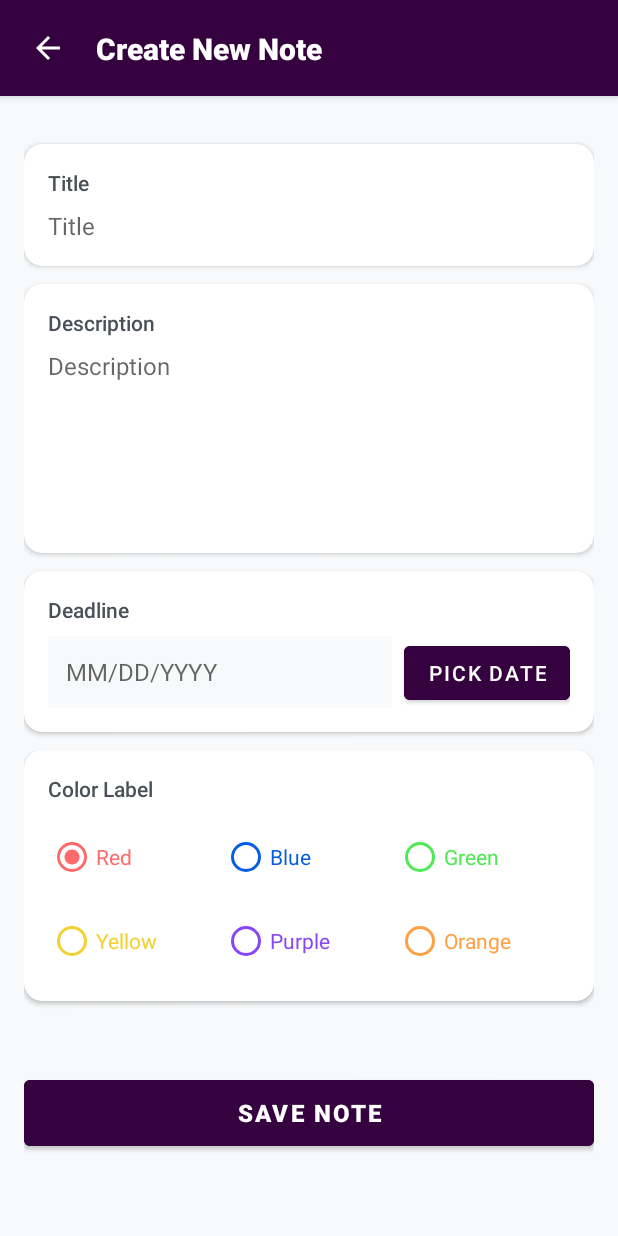
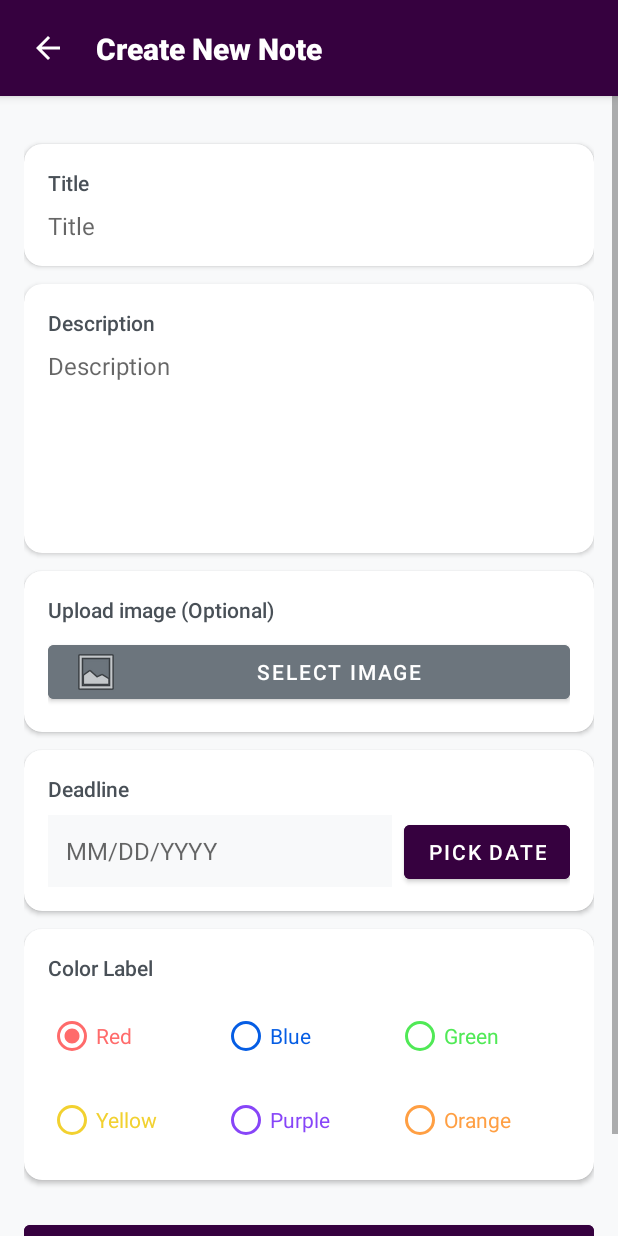
Before and after one commit to shekinamw/To-Do-Mobile-App, an Android app built with Jetpack Compose: the NewTask screen opened directly, with no data from a screen before it, on a phone screen of 412 x 824 dp. Run offline under Robolectric (Android 15) with nearby library versions, the phone set to English and light mode, and no system bars; 1 statement that could not run was skipped.

Commit message:
UI Updates: activity_new_task.xml : added upload image button, selected image preview. To DO: save image in the database when the user clicks on save note
task_item.xml: added a trashcan icon for deleting images; added image preview (hidden if no image, to be implemented)

```diff
--- a/app/src/main/res/layout/activity_new_task.xml
+++ b/app/src/main/res/layout/activity_new_task.xml
@@ -145,6 +145,69 @@
                 </LinearLayout>
             </androidx.cardview.widget.CardView>
 
+            <!-- Image Upload Card -->
+            <androidx.cardview.widget.CardView
+                android:id="@+id/image_card"
+                android:layout_width="0dp"
+                android:layout_height="wrap_content"
+                android:layout_marginTop="12dp"
+                app:cardCornerRadius="12dp"
+                app:cardElevation="2dp"
+                app:layout_constraintEnd_toEndOf="parent"
+                app:layout_constraintStart_toStartOf="parent"
+                app:layout_constraintTop_toBottomOf="@+id/description_card">
+
+                <LinearLayout
+                    android:layout_width="match_parent"
+                    android:layout_height="wrap_content"
+                    android:orientation="vertical"
+                    android:padding="16dp">
+
+                    <TextView
+                        android:layout_width="wrap_content"
+                        android:layout_height="wrap_content"
+                        android:fontFamily="sans-serif-medium"
+                        android:text="Upload image (Optional)"
+                        android:textColor="#495057"
+                        android:textSize="14sp" />
+
+
+                    <!-- TODO: Select Image Button -->
+                    <Button
+                        android:id="@+id/select_image_button"
+                        android:layout_width="match_parent"
+                        android:layout_height="48dp"
+                        android:layout_marginTop="8dp"
+                        android:backgroundTint="#6C757D"
+                        android:drawableLeft="@android:drawable/ic_menu_gallery"
+                        android:drawablePadding="8dp"
+                        android:gravity="center"
+                        android:text="Select Image"
+                        android:textSize="14sp" />
+
+                    <!-- TODO: Selected Image Preview -->
+                    <ImageView
+                        android:id="@+id/selected_image_preview"
+                        android:layout_width="match_parent"
+                        android:layout_height="200dp"
+                        android:layout_marginTop="12dp"
+                        android:adjustViewBounds="true"
+                        android:background="#F8F9FA"
+                        android:contentDescription="Selected image preview"
+                        android:scaleType="centerCrop"
+                        android:visibility="gone" />
+
+                    <TextView
+                        android:id="@+id/image_name_text"
+                        android:layout_width="wrap_content"
+                        android:layout_height="wrap_content"
+                        android:layout_marginTop="8dp"
+                        android:textColor="#6C757D"
+                        android:textSize="12sp"
+                        android:visibility="gone" />
+                </LinearLayout>
+            </androidx.cardview.widget.CardView>
+
             <!-- Deadline Card -->
             <androidx.cardview.widget.CardView
                 android:id="@+id/deadline_card"
@@ -155,7 +218,7 @@
                 app:cardElevation="2dp"
                 app:layout_constraintEnd_toEndOf="parent"
                 app:layout_constraintStart_toStartOf="parent"
-                app:layout_constraintTop_toBottomOf="@+id/description_card">
+                app:layout_constraintTop_toBottomOf="@+id/image_card">
 
                 <LinearLayout
                     android:layout_width="match_parent"
@@ -178,7 +241,7 @@
                         android:layout_marginTop="8dp"
                         android:orientation="horizontal">
 
-                        <EditText
+                        <TextView
                             android:id="@+id/editTextDate4"
                             android:layout_width="0dp"
                             android:layout_height="48dp"
@@ -186,11 +249,11 @@
                             android:autofillHints="deadline"
                             android:background="#F8F9FA"
                             android:hint="MM/DD/YYYY"
-                            android:inputType="date"
                             android:paddingStart="12dp"
                             android:paddingEnd="12dp"
                             android:textColor="#212529"
-                            android:textSize="16sp" />
+                            android:textSize="16sp"
+                            android:gravity="center_vertical" />
 
                         <Button
                             android:id="@+id/buttonPickDate"
@@ -316,9 +379,9 @@
                 android:layout_height="56dp"
                 android:layout_marginTop="24dp"
                 android:layout_marginBottom="16dp"
+                android:backgroundTint="@color/theme_primary"
                 android:elevation="2dp"
                 android:text="Save Note"
-                android:backgroundTint="@color/theme_primary"
                 android:textSize="16sp"
                 android:textStyle="bold"
                 app:layout_constraintBottom_toBottomOf="parent"
```
Also changed, not shown: app/src/main/res/layout/task_item.xml (+74 -12 lines).
